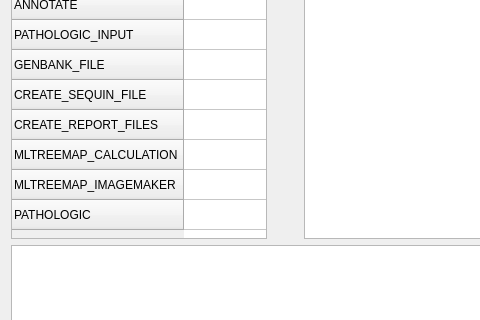
hallamlab/MetaPathwaysGUI, file ProgressDialog.ui: the form before one commit; both pictures show x 0 to 480 and y 569 to 889 of the 775 by 1025 pixel window.
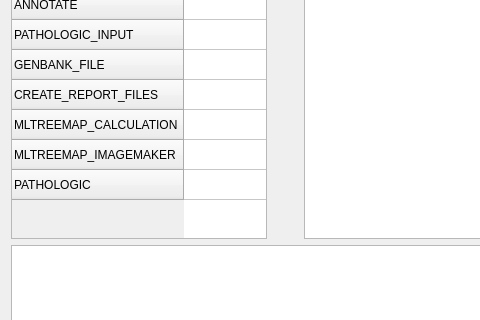
The form after the commit.

Diff of the .ui file:
```diff
--- a/ProgressDialog.ui
+++ b/ProgressDialog.ui
@@ -172,11 +172,6 @@
        <string>GENBANK_FILE</string>
       </property>
      </row>
-     <row>
-      <property name="text">
-       <string>CREATE_SEQUIN_FILE</string>
-      </property>
-     </row>
      <row>
       <property name="text">
        <string>CREATE_REPORT_FILES</string>
```
